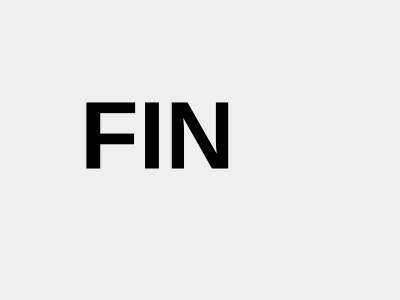
This is endpage.ui in PierreBlanchard57/Livre-Dagobah as Qt 5 draws it before an edit. The edited form follows.
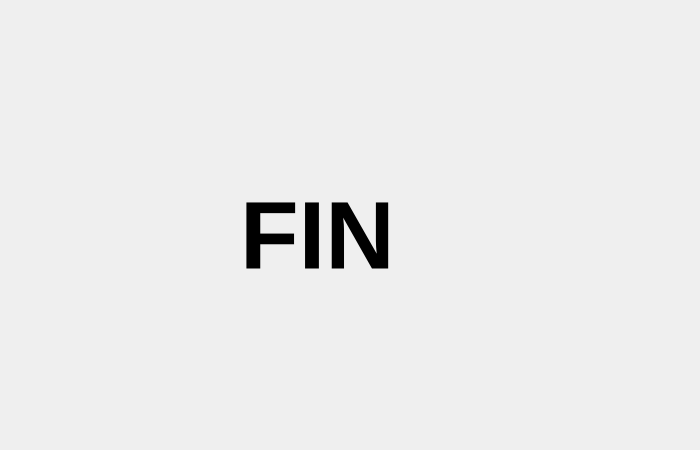
This is the edited form.

```diff
--- a/endpage.ui
+++ b/endpage.ui
@@ -6,8 +6,8 @@
    <rect>
     <x>0</x>
     <y>0</y>
-    <width>400</width>
-    <height>300</height>
+    <width>700</width>
+    <height>450</height>
    </rect>
   </property>
   <property name="windowTitle">
@@ -16,8 +16,8 @@
   <widget class="QLabel" name="label">
    <property name="geometry">
     <rect>
-     <x>80</x>
-     <y>60</y>
+     <x>240</x>
+     <y>160</y>
      <width>201</width>
      <height>151</height>
     </rect>
```
